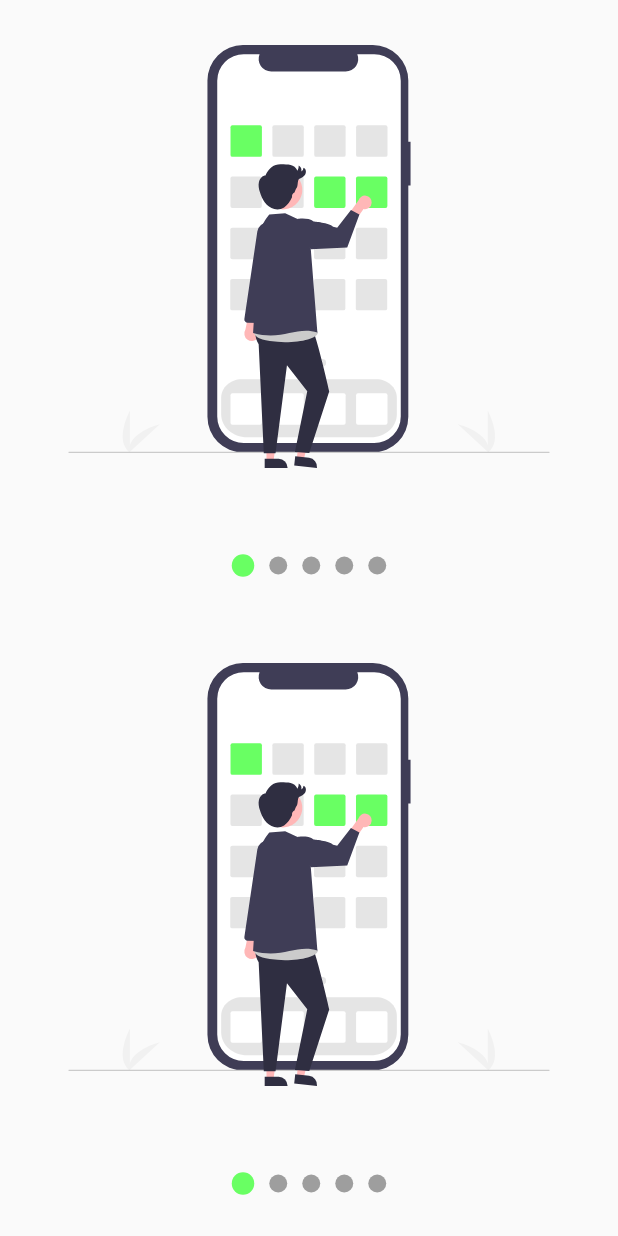
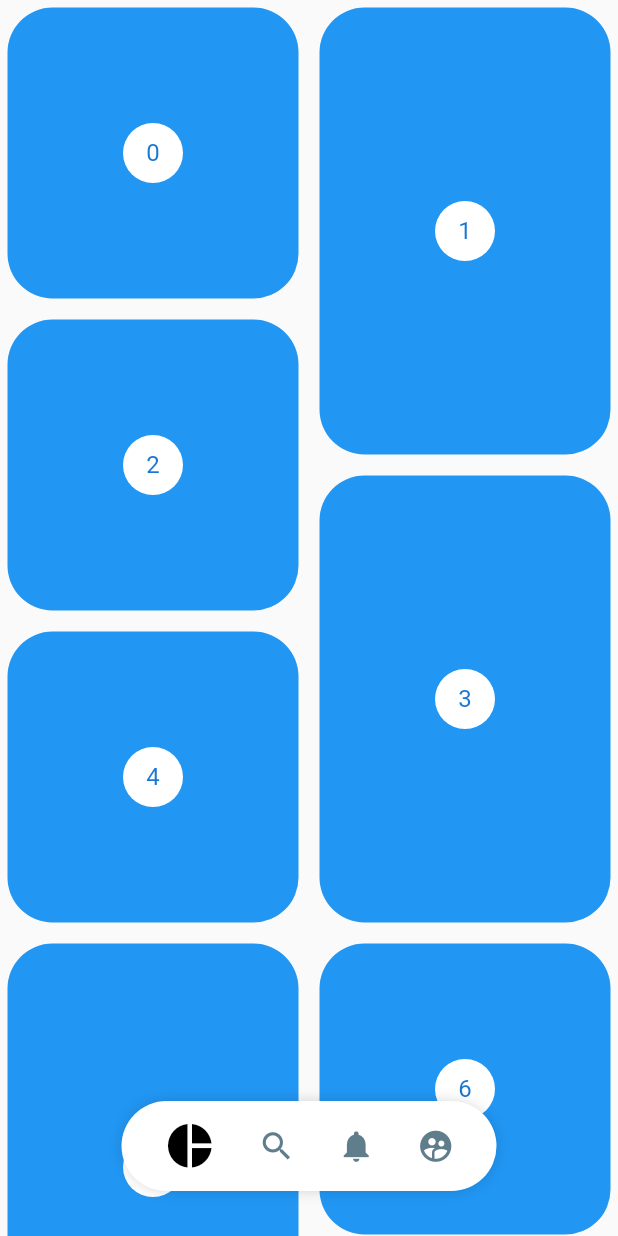
Before and after one commit to EmmanuelHm/CustomPainterFlutter, a Flutter app: the screen it shows after launch, on a phone screen of 412 x 824 dp. Run offline on Flutter 3.47's test engine with Material 2 defaults, Android fonts, the phone set to English and light mode, and no system bars; our stand-ins replace flutter_svg.

Commit message:
DIseño estilo Pinterest

```diff
--- a/lib/main.dart
+++ b/lib/main.dart
@@ -6,7 +6,8 @@ import 'package:flutter/material.dart';
 // import 'package:custom_painter/src/labs/circular_progress_page.dart';
 // import 'package:custom_painter/src/pages/graficas_circulares_page.dart';
 // import 'package:custom_painter/src/labs/slideshow_page.dart';
-import 'package:custom_painter/src/pages/slideshow_page.dart';
+// import 'package:custom_painter/src/pages/slideshow_page.dart';
+import 'package:custom_painter/src/pages/pinterest_page.dart';
 
 void main() => runApp(const MyApp());
 
@@ -23,7 +24,8 @@ class MyApp extends StatelessWidget {
       // home: CuadradoAnimadoPage(),
       // home: GraficasCircularesPage(),
       // home: SlideShowPage(),
-      home: SlideshowPage(),
+      // home: SlideshowPage(),
+      home: PinterestPage(),
     );
   }
 }
--- /dev/null
+++ b/lib/src/pages/pinterest_page.dart
@@ -0,0 +1,152 @@
+// ignore_for_file: avoid_print
+
+import 'package:custom_painter/src/widgets/pinterest_menu.dart';
+import 'package:flutter/material.dart';
+import 'package:flutter_staggered_grid_view/flutter_staggered_grid_view.dart';
+import 'package:provider/provider.dart';
+
+class PinterestPage extends StatelessWidget {
+  const PinterestPage({super.key});
+
+  @override
+  Widget build(BuildContext context) {
+    return ChangeNotifierProvider(
+      create: (_) => _MenuModel(),
+      child: Scaffold(
+        body: Stack(
+          children: [
+            // ignore: prefer_const_constructors
+            PinterestGrid(),
+            _PinterestMenuLocation(),
+          ],
+        ),
+      ),
+    );
+  }
+}
+
+class _PinterestMenuLocation extends StatelessWidget {
+  @override
+  Widget build(BuildContext context) {
+    final widthPantalla = MediaQuery.of(context).size.width;
+
+    final mostrar = Provider.of<_MenuModel>(context).mostrar;
+
+    return Positioned(
+      bottom: 30,
+      child: SizedBox(
+          width: widthPantalla,
+          child: Align(
+            child: PinterestMenu(
+              mostrar: mostrar,
+              // backgroundColor: Colors.red,
+              // activeColor: Colors.red,
+              // inactiveColor: Colors.red,
+              items: [
+                PinterestButton(
+                  icon: Icons.pie_chart,
+                  onPressed: () => print('Icon pie_chart'),
+                ),
+                PinterestButton(
+                  icon: Icons.search,
+                  onPressed: () => print('Icon search'),
+                ),
+                PinterestButton(
+                  icon: Icons.notifications,
+                  onPressed: () => print('Icon notifications'),
+                ),
+                PinterestButton(
+                  icon: Icons.supervised_user_circle,
+                  onPressed: () => print('Icon supervised_user_circle'),
+                ),
+              ],
+            ),
+          )),
+    );
+  }
+}
+
+class PinterestGrid extends StatefulWidget {
+  const PinterestGrid({super.key});
+
+  @override
+  State<PinterestGrid> createState() => _PinterestGridState();
+}
+
+class _PinterestGridState extends State<PinterestGrid> {
+  final List<int> items = List.generate(200, (i) => i);
+  ScrollController controller = ScrollController();
+  double scrollAnterior = 0;
+
+  @override
+  void initState() {
+    controller.addListener(() {
+      // print('Scroll Listener: ${controller.offset}');
+
+      if (controller.offset > scrollAnterior && controller.offset > 150) {
+        // print('Ocultar menu');
+        Provider.of<_MenuModel>(context, listen: false).mostrar = false;
+      } else {
+        // print('Mostrar menu');
+        Provider.of<_MenuModel>(context, listen: false).mostrar = true;
+      }
+
+      scrollAnterior = controller.offset;
+    });
+
+    super.initState();
+  }
+
+  @override
+  void dispose() {
+    controller.dispose();
+    super.dispose();
+  }
+
+  @override
+  Widget build(BuildContext context) {
+    return StaggeredGridView.countBuilder(
+      controller: controller,
+      crossAxisCount: 4,
+      itemCount: items.length,
+      itemBuilder: (BuildContext context, int index) => _PinterestItem(index),
+      staggeredTileBuilder: (int index) =>
+          StaggeredTile.count(2, index.isEven ? 2 : 3),
+      mainAxisSpacing: 4.0,
+      crossAxisSpacing: 4.0,
+    );
+  }
+}
+
+class _PinterestItem extends StatelessWidget {
+  final int index;
+
+  // ignore: prefer_const_constructors_in_immutables
+  _PinterestItem(this.index);
+
+  @override
+  Widget build(BuildContext context) {
+    return Container(
+      margin: const EdgeInsets.all(5),
+      decoration: const BoxDecoration(
+          color: Colors.blue,
+          borderRadius: BorderRadius.all(Radius.circular(30))),
+      child: Center(
+        child: CircleAvatar(
+          backgroundColor: Colors.white,
+          child: Text('$index'),
+        ),
+      ),
+    );
+  }
+}
+
+class _MenuModel with ChangeNotifier {
+  bool _mostrar = true;
+
+  bool get mostrar => _mostrar;
+  set mostrar(bool valor) {
+    _mostrar = valor;
+    notifyListeners();
+  }
+}
--- /dev/null
+++ b/lib/src/widgets/pinterest_menu.dart
@@ -0,0 +1,150 @@
+// ignore_for_file: avoid_print
+
+import 'package:flutter/material.dart';
+import 'package:provider/provider.dart';
+
+class PinterestButton {
+  final Function() onPressed;
+  final IconData icon;
+
+  PinterestButton({required this.onPressed, required this.icon});
+}
+
+class PinterestMenu extends StatelessWidget {
+  final bool mostrar;
+  final Color backgroundColor;
+  final Color activeColor;
+  final Color inactiveColor;
+  final List<PinterestButton> items;
+
+  // ignore: use_key_in_widget_constructors
+  const PinterestMenu({
+    this.mostrar = true,
+    this.backgroundColor = Colors.white,
+    this.activeColor = Colors.black,
+    this.inactiveColor = Colors.blueGrey,
+    required this.items,
+  });
+
+  // Attributes
+  // final List<PinterestButton> items = [
+  //   PinterestButton(
+  //       icon: Icons.pie_chart, onPressed: () => print('Icon pie_chart')),
+  //   PinterestButton(icon: Icons.search, onPressed: () => print('Icon search')),
+  //   PinterestButton(
+  //       icon: Icons.notifications,
+  //       onPressed: () => print('Icon notifications')),
+  //   PinterestButton(
+  //       icon: Icons.supervised_user_circle,
+  //       onPressed: () => print('Icon supervised_user_circle')),
+  // ];
+
+  @override
+  Widget build(BuildContext context) {
+    return ChangeNotifierProvider(
+      create: (_) => _MenuModel(),
+      child: AnimatedOpacity(
+        duration: const Duration(milliseconds: 250),
+        opacity: (mostrar) ? 1 : 0,
+        child: Builder(
+          builder: (BuildContext context) {
+            Provider.of<_MenuModel>(context).backgroundColor = backgroundColor;
+            Provider.of<_MenuModel>(context).activeColor = activeColor;
+            Provider.of<_MenuModel>(context).inactiveColor = inactiveColor;
+
+            return _PinterestMenuBackground(
+              child: _MenuItems(items),
+            );
+          },
+        ),
+      ),
+    );
+  }
+}
+
+class _PinterestMenuBackground extends StatelessWidget {
+  final Widget child;
+  const _PinterestMenuBackground({required this.child});
+
+  @override
+  Widget build(BuildContext context) {
+    Color backgroundColor = Provider.of<_MenuModel>(context).backgroundColor;
+
+    return Container(
+      width: 250,
+      height: 60,
+      decoration: BoxDecoration(
+        color: backgroundColor,
+        borderRadius: const BorderRadius.all(Radius.circular(100)),
+        boxShadow: const <BoxShadow>[
+          BoxShadow(
+            color: Colors.black38,
+            blurRadius: 10,
+            spreadRadius: -5,
+          ),
+        ],
+      ),
+      child: child,
+    );
+  }
+}
+
+class _MenuItems extends StatelessWidget {
+  final List<PinterestButton> menuItems;
+  // ignore: prefer_const_constructors_in_immutables
+  _MenuItems(this.menuItems);
+
+  @override
+  Widget build(BuildContext context) {
+    return Row(
+      mainAxisAlignment: MainAxisAlignment.spaceEvenly,
+      children: List.generate(
+          menuItems.length, (i) => _PinterestMenuButtom(i, menuItems[i])),
+    );
+  }
+}
+
+class _PinterestMenuButtom extends StatelessWidget {
+  final int index;
+  final PinterestButton item;
+  // ignore: prefer_const_constructors_in_immutables
+  _PinterestMenuButtom(this.index, this.item);
+
+  @override
+  Widget build(BuildContext context) {
+    final itemSeleccionado = Provider.of<_MenuModel>(context).itemSeleccionado;
+
+    final menuModel = Provider.of<_MenuModel>(context);
+
+    return GestureDetector(
+      onTap: () {
+        Provider.of<_MenuModel>(context, listen: false).itemSeleccionado =
+            index;
+        item.onPressed();
+      },
+      behavior: HitTestBehavior.translucent,
+      child: SizedBox(
+        child: Icon(
+          item.icon,
+          size: (itemSeleccionado == index) ? 35 : 25,
+          color: (itemSeleccionado == index)
+              ? menuModel.activeColor
+              : menuModel.inactiveColor,
+        ),
+      ),
+    );
+  }
+}
+
+class _MenuModel with ChangeNotifier {
+  int _itemSeleccionado = 0;
+  Color backgroundColor = Colors.white;
+  Color activeColor = Colors.black;
+  Color inactiveColor = Colors.blueGrey;
+
+  int get itemSeleccionado => _itemSeleccionado;
+  set itemSeleccionado(int index) {
+    _itemSeleccionado = index;
+    notifyListeners();
+  }
+}
--- a/pubspec.yaml
+++ b/pubspec.yaml
@@ -38,6 +38,7 @@ dependencies:
   cupertino_icons: ^1.0.2
   flutter_svg: ^1.1.6
   provider: ^6.0.5
+  flutter_staggered_grid_view: ^0.4.1
 
 dev_dependencies:
   flutter_test:
```
Also changed, not shown: pubspec.lock.
